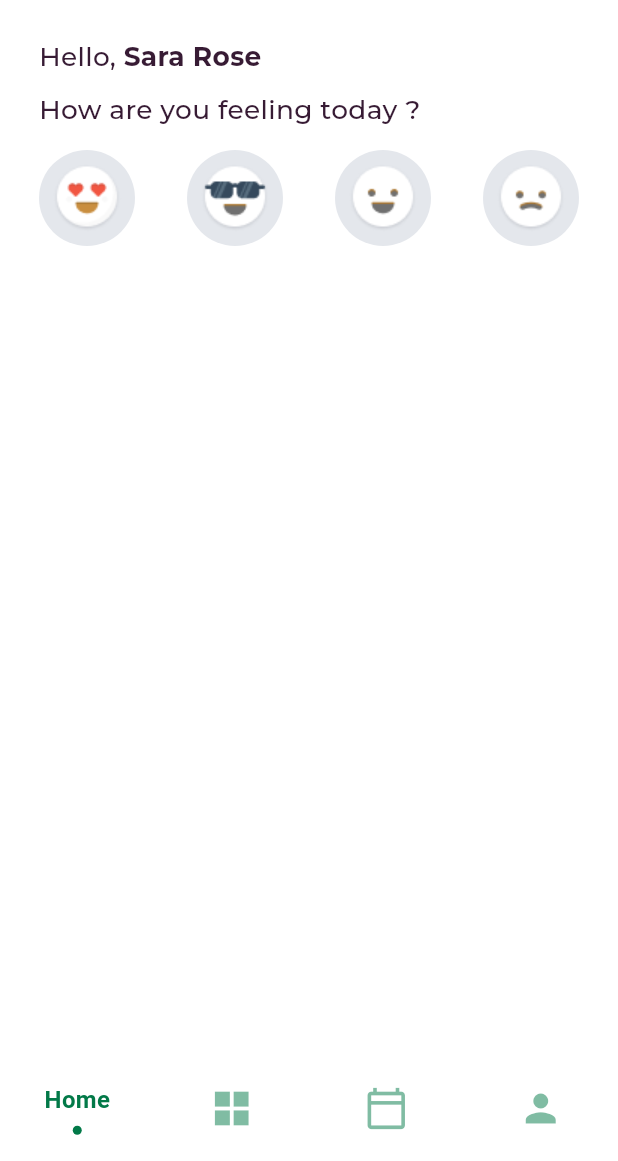
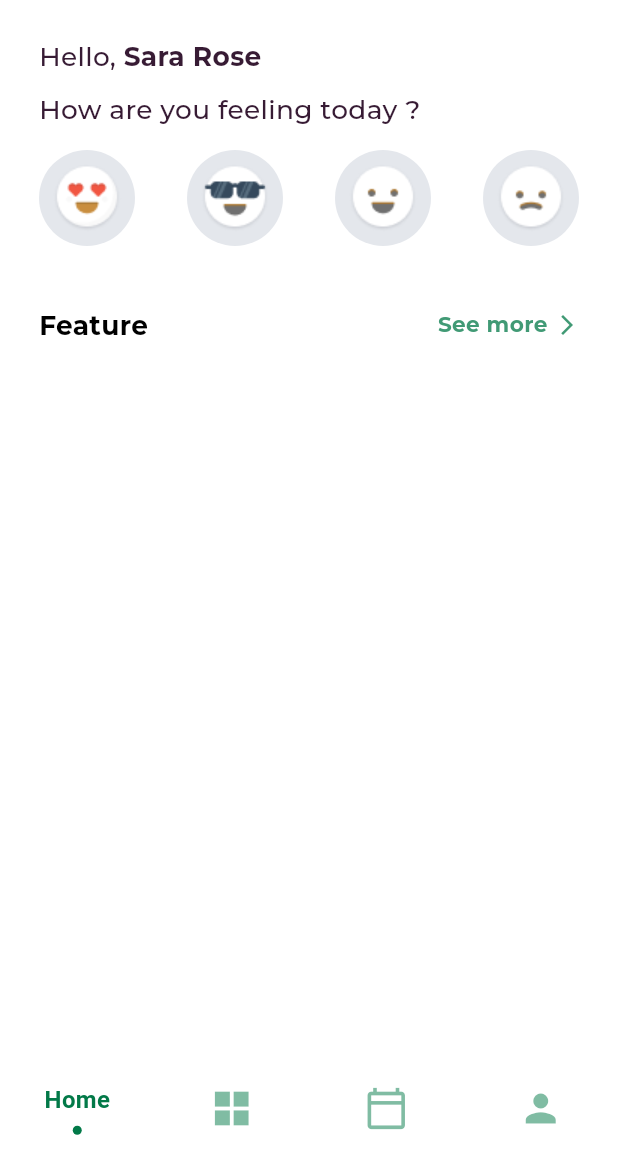
Before and after one commit to ElDaly15/MoodyUiApp, a Flutter app: the screen it shows after launch, on a phone screen of 412 x 824 dp, the part 75-1236 px from its top. Run offline on Flutter 3.47's test engine with Material 3 defaults, Android fonts, the light colour scheme and no system bars; drawn by our look-alikes of sliding_clipped_nav_bar; our stand-ins replace device_preview, font_awesome_flutter, get; project files that could hold a hidden picture were left out.

Commit message:
Add Feature Section and Custom Section Header Widgets
Created a new `CustomSectionHeader` widget for displaying section headers with a "See more" option, styled appropriately. Also introduced a `CustomSeeMoreWidget` for the "See more" functionality, enhancing user navigation. Additionally, implemented a `FeatureSection` widget to encapsulate featured content within the main view, utilizing the newly created `CustomSectionHeader`. Updated the `MainViewBody` to include the `FeatureSection`, ensuring a cohesive and user-friendly interface layout.

```diff
--- /dev/null
+++ b/lib/featuers/main_view/presentation/views/widgets/custom_section_header.dart
@@ -0,0 +1,23 @@
+import 'package:flutter/material.dart';
+import 'package:moody/core/utils/style.dart';
+import 'package:moody/featuers/main_view/presentation/views/widgets/custom_see_more_widget.dart';
+
+class CustomSectionHeader extends StatelessWidget {
+  const CustomSectionHeader({super.key, required this.headerName});
+
+  final String headerName;
+
+  @override
+  Widget build(BuildContext context) {
+    return Row(
+      children: [
+        Text(
+          headerName,
+          style: Style.font22Bold(context),
+        ),
+        const Spacer(),
+        const CustomSeeMoreWidget(),
+      ],
+    );
+  }
+}
--- /dev/null
+++ b/lib/featuers/main_view/presentation/views/widgets/custom_see_more_widget.dart
@@ -0,0 +1,27 @@
+import 'package:flutter/material.dart';
+import 'package:moody/core/utils/style.dart';
+
+class CustomSeeMoreWidget extends StatelessWidget {
+  const CustomSeeMoreWidget({super.key});
+
+  @override
+  Widget build(BuildContext context) {
+    return Row(
+      children: [
+        Text(
+          'See more',
+          style: Style.font18Bold(context)
+              .copyWith(color: const Color(0xff419A75)),
+        ),
+        const SizedBox(
+          width: 5,
+        ),
+        const Icon(
+          Icons.arrow_forward_ios_outlined,
+          color: Color(0xff419A75),
+          size: 16,
+        ),
+      ],
+    );
+  }
+}
--- /dev/null
+++ b/lib/featuers/main_view/presentation/views/widgets/feauture_section.dart
@@ -0,0 +1,17 @@
+import 'package:flutter/material.dart';
+import 'package:moody/featuers/main_view/presentation/views/widgets/custom_section_header.dart';
+
+class FeatureSection extends StatelessWidget {
+  const FeatureSection({super.key});
+
+  @override
+  Widget build(BuildContext context) {
+    return const Column(
+      children: [
+        CustomSectionHeader(
+          headerName: 'Feature',
+        ),
+      ],
+    );
+  }
+}
--- a/lib/featuers/main_view/presentation/views/widgets/main_view_body.dart
+++ b/lib/featuers/main_view/presentation/views/widgets/main_view_body.dart
@@ -1,5 +1,6 @@
 import 'package:flutter/material.dart';
 import 'package:moody/featuers/main_view/presentation/views/widgets/custom_app_bar_for_main_view.dart';
+import 'package:moody/featuers/main_view/presentation/views/widgets/feauture_section.dart';
 import 'package:moody/featuers/main_view/presentation/views/widgets/welcome_section.dart';
 
 class MainViewBody extends StatelessWidget {
@@ -7,10 +8,10 @@ class MainViewBody extends StatelessWidget {
 
   @override
   Widget build(BuildContext context) {
-    return const Padding(
-      padding: EdgeInsets.symmetric(horizontal: 26),
-      child: Column(
-        children: [
+    return Padding(
+      padding: const EdgeInsets.symmetric(horizontal: 26),
+      child: ListView(
+        children: const [
           SafeArea(
             child: SizedBox(
               height: 10,
@@ -21,6 +22,10 @@ class MainViewBody extends StatelessWidget {
             height: 25,
           ),
           WelcomeSection(),
+          SizedBox(
+            height: 40,
+          ),
+          FeatureSection(),
         ],
       ),
     );
```
